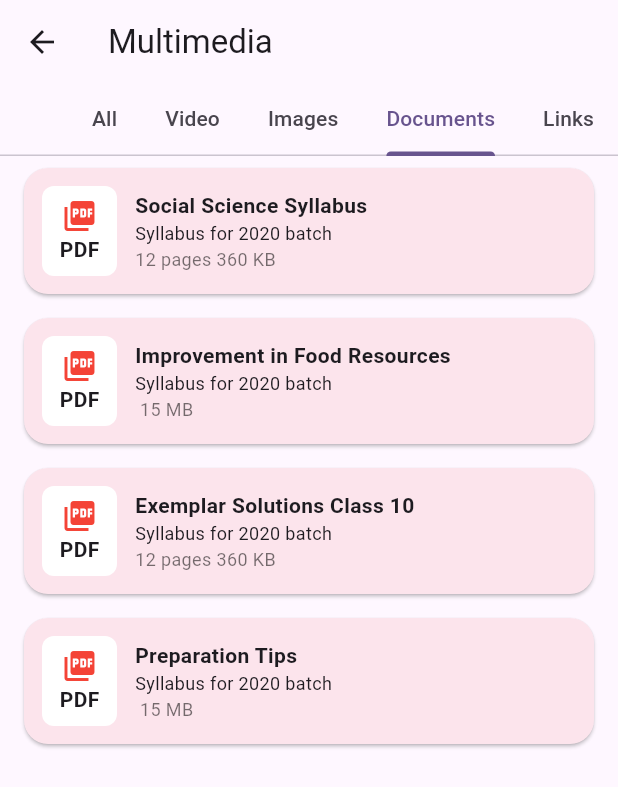
After one commit to sachin972/zetta-frontend, a Flutter app: the MultimediaPage screen opened by its route, tab 4 chosen, on a phone screen of 412 x 824 dp. The commit adds this screen. Shown: the top 787 px of the screen. Run offline on Flutter 3.47's test engine with Material 3 defaults, Android fonts, the phone set to English and light mode, and no system bars; our stand-ins replace firebase_auth, firebase_core, font_awesome_flutter, google_fonts, google_sign_in, sign_in_with_apple and 1 more; missing offline and left inert: flutter_facebook_auth; accounts and stored records are empty; network calls fail.

Commit message:
added multimedia page

```diff
--- /dev/null
+++ b/lib/Components/MultimediaCard.dart
@@ -0,0 +1,127 @@
+import 'package:flutter/material.dart';
+import '../Models/MultimediaItem.dart';
+
+class MultimediaCard extends StatelessWidget {
+  final MultimediaItem item;
+
+  const MultimediaCard({super.key, required this.item});
+
+  @override
+  Widget build(BuildContext context) {
+    return Card(
+      color: Colors.pink[50],
+      margin: const EdgeInsets.symmetric(vertical: 8, horizontal: 16),
+      shape: RoundedRectangleBorder(borderRadius: BorderRadius.circular(16)),
+      child: Padding(
+        padding: const EdgeInsets.all(12),
+        child: item.type == MediaType.video
+            ? _buildVideoCard()
+            : _buildFileCard(),
+      ),
+    );
+  }
+
+  Widget _buildVideoCard() {
+    return Column(
+      crossAxisAlignment: CrossAxisAlignment.start,
+      children: [
+        Stack(
+          children: [
+            ClipRRect(
+              borderRadius: BorderRadius.circular(12),
+              child: Image.network(
+                item.thumbnailUrl ?? "https://via.placeholder.com/150",
+                height: 160,
+                width: double.infinity,
+                fit: BoxFit.cover,
+              ),
+            ),
+            Positioned.fill(
+              child: Center(
+                child: Container(
+                  decoration: const BoxDecoration(
+                    shape: BoxShape.circle,
+                    color: Colors.white70,
+                  ),
+                  padding: const EdgeInsets.all(8),
+                  child: const Icon(Icons.play_arrow, size: 32),
+                ),
+              ),
+            ),
+            Positioned(
+              bottom: 8,
+              right: 8,
+              child: Container(
+                padding: const EdgeInsets.symmetric(horizontal: 6, vertical: 2),
+                color: Colors.black54,
+                child: Text(
+                  "${item.duration} / ${item.size}",
+                  style: const TextStyle(color: Colors.white, fontSize: 12),
+                ),
+              ),
+            )
+          ],
+        ),
+        const SizedBox(height: 8),
+        Text(item.title, style: const TextStyle(fontWeight: FontWeight.bold)),
+        Text(item.subtitle, style: const TextStyle(fontSize: 12, color: Colors.black54)),
+      ],
+    );
+  }
+
+  Widget _buildFileCard() {
+    IconData icon;
+    String label;
+
+    switch (item.type) {
+      case MediaType.document:
+        icon = Icons.picture_as_pdf;
+        label = "PDF";
+        break;
+      case MediaType.link:
+        icon = Icons.link;
+        label = "Link";
+        break;
+      case MediaType.image:
+        icon = Icons.image;
+        label = "IMG";
+        break;
+      default:
+        icon = Icons.archive;
+        label = "ZIP";
+    }
+
+    return Row(
+      children: [
+        Container(
+          width: 50,
+          height: 60,
+          decoration: BoxDecoration(
+            color: Colors.white,
+            borderRadius: BorderRadius.circular(8),
+          ),
+          alignment: Alignment.center,
+          child: Column(
+            mainAxisAlignment: MainAxisAlignment.center,
+            children: [
+              Icon(icon, color: Colors.red),
+              Text(label, style: const TextStyle(fontWeight: FontWeight.bold)),
+            ],
+          ),
+        ),
+        const SizedBox(width: 12),
+        Expanded(
+          child: Column(
+            crossAxisAlignment: CrossAxisAlignment.start,
+            children: [
+              Text(item.title, style: const TextStyle(fontWeight: FontWeight.bold)),
+              Text(item.subtitle, style: const TextStyle(fontSize: 12)),
+              if (item.pages != null || item.size.isNotEmpty)
+                Text("${item.pages ?? ''} ${item.size}", style: const TextStyle(fontSize: 12, color: Colors.black54)),
+            ],
+          ),
+        ),
+      ],
+    );
+  }
+}
--- /dev/null
+++ b/lib/Models/MultimediaItem.dart
@@ -0,0 +1,21 @@
+enum MediaType { video, image, document, link }
+
+class MultimediaItem {
+  final String title;
+  final String subtitle;
+  final MediaType type;
+  final String size;
+  final String? pages;
+  final String? thumbnailUrl;
+  final String? duration;
+
+  MultimediaItem({
+    required this.title,
+    required this.subtitle,
+    required this.type,
+    required this.size,
+    this.pages,
+    this.thumbnailUrl,
+    this.duration,
+  });
+}
--- /dev/null
+++ b/lib/Pages/Multimedia.dart
@@ -0,0 +1,88 @@
+import 'package:flutter/material.dart';
+import '../Components/MultimediaCard.dart';
+import '../Models/MultimediaItem.dart';
+
+class MultimediaPage extends StatelessWidget {
+  const MultimediaPage({super.key});
+
+  static final List<MultimediaItem> allItems = [
+    MultimediaItem(
+      title: "Social Science Syllabus",
+      subtitle: "Syllabus for 2020 batch",
+      type: MediaType.document,
+      pages: "12 pages",
+      size: "360 KB",
+    ),
+    MultimediaItem(
+      title: "Chapter-wise MCQs & Answers",
+      subtitle: "Live Stream Capture",
+      type: MediaType.video,
+      thumbnailUrl: "https://img.youtube.com/vi/dQw4w9WgXcQ/0.jpg",
+      duration: "25:00:00",
+      size: "6 MB",
+    ),
+    MultimediaItem(
+      title: "Improvement in Food Resources",
+      subtitle: "Syllabus for 2020 batch",
+      type: MediaType.document,
+      size: "15 MB",
+    ),
+    MultimediaItem(
+      title: "Exemplar Solutions Class 10",
+      subtitle: "Syllabus for 2020 batch",
+      type: MediaType.document,
+      pages: "12 pages",
+      size: "360 KB",
+    ),
+    MultimediaItem(
+      title: "Preparation Tips",
+      subtitle: "Syllabus for 2020 batch",
+      type: MediaType.document,
+      size: "15 MB",
+    ),
+  ];
+
+  List<MultimediaItem> getFilteredItems(MediaType? type) {
+    if (type == null) return allItems;
+    return allItems.where((item) => item.type == type).toList();
+  }
+
+  @override
+  Widget build(BuildContext context) {
+    return DefaultTabController(
+      length: 5,
+      child: Scaffold(
+        appBar: AppBar(
+          title: const Text("Multimedia"),
+          bottom: const TabBar(
+            isScrollable: true,
+            tabs: [
+              Tab(text: "All"),
+              Tab(text: "Video"),
+              Tab(text: "Images"),
+              Tab(text: "Documents"),
+              Tab(text: "Links"),
+            ],
+          ),
+        ),
+        body: TabBarView(
+          children: [
+            _buildTabContent(null),
+            _buildTabContent(MediaType.video),
+            _buildTabContent(MediaType.image),
+            _buildTabContent(MediaType.document),
+            _buildTabContent(MediaType.link),
+          ],
+        ),
+      ),
+    );
+  }
+
+  Widget _buildTabContent(MediaType? type) {
+    final items = getFilteredItems(type);
+    return ListView.builder(
+      itemCount: items.length,
+      itemBuilder: (context, index) => MultimediaCard(item: items[index]),
+    );
+  }
+}
--- a/lib/main.dart
+++ b/lib/main.dart
@@ -9,6 +9,7 @@ import 'package:zesta_frontend/Pages/Homework.dart';
 import 'package:zesta_frontend/Pages/Login.dart';
 import 'package:zesta_frontend/Pages/SignUp.dart';
 
+import 'Pages/Multimedia.dart';
 import 'Pages/ResetPassword.dart';
 
 void main() {
@@ -36,6 +37,7 @@ class MyApp extends StatelessWidget {
         '/homework': (context) => HomeworkScreen(),
         '/calendar': (context) => EventCalendarScreen(),
         '/feeDetails': (context) => FeeDetailsPage(),
+        '/multimedia': (context) => MultimediaPage(),
       },
       home: const MyHomePage(title: 'Flutter Demo Home Page'),
     );
```
